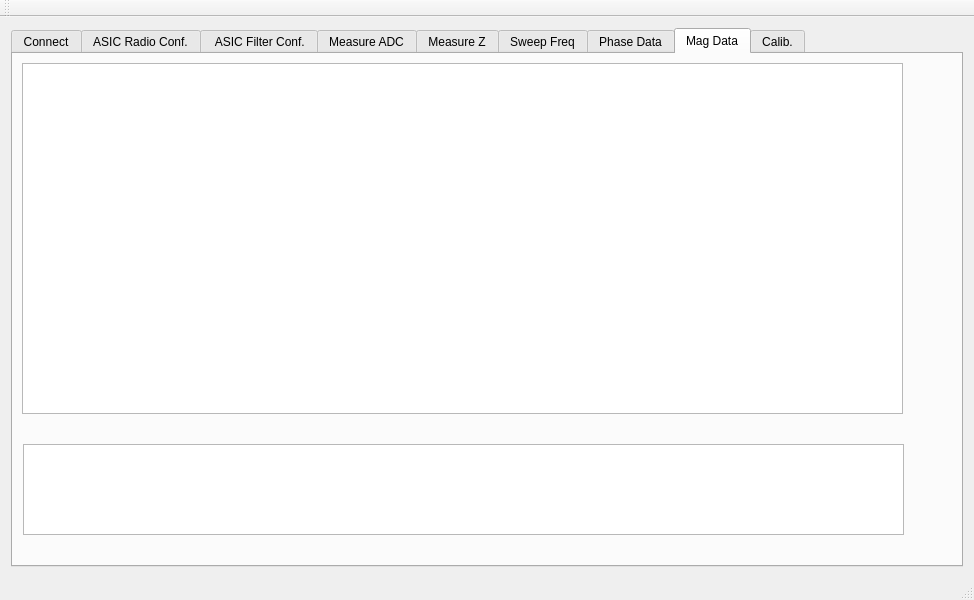
This is BioDriver/bio2016/mainwindow.ui in saul-rodriguez/Qt as Qt 5 draws it before an edit. The edited form follows.
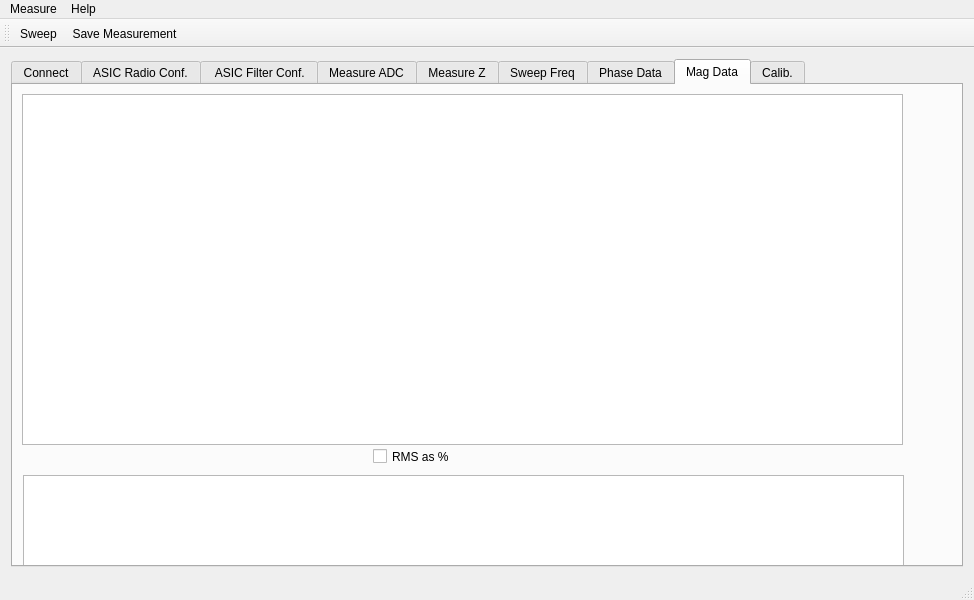
This is the edited form. The open tabs and pages were chosen to show the change. Icons and pictures are not drawn. Custom widgets are drawn as their Qt base class.

Commit message: measurement data saved

```diff
--- a/BioDriver/bio2016/mainwindow.ui
+++ b/BioDriver/bio2016/mainwindow.ui
@@ -1190,6 +1190,19 @@
          </rect>
         </property>
        </widget>
+       <widget class="QCheckBox" name="checkBoxRMSasPercentage">
+        <property name="geometry">
+         <rect>
+          <x>360</x>
+          <y>360</y>
+          <width>92</width>
+          <height>23</height>
+         </rect>
+        </property>
+        <property name="text">
+         <string>RMS as %</string>
+        </property>
+       </widget>
       </widget>
       <widget class="QWidget" name="tab_9">
        <attribute name="title">
@@ -1294,6 +1307,21 @@
      <height>22</height>
     </rect>
    </property>
+   <widget class="QMenu" name="menuMeasure">
+    <property name="title">
+     <string>Measure</string>
+    </property>
+    <addaction name="actionSweep"/>
+    <addaction name="actionSave_Measurement"/>
+   </widget>
+   <widget class="QMenu" name="menuHelp">
+    <property name="title">
+     <string>Help</string>
+    </property>
+    <addaction name="actionAbout"/>
+   </widget>
+   <addaction name="menuMeasure"/>
+   <addaction name="menuHelp"/>
   </widget>
   <widget class="QToolBar" name="mainToolBar">
    <attribute name="toolBarArea">
@@ -1302,8 +1330,35 @@
    <attribute name="toolBarBreak">
     <bool>false</bool>
    </attribute>
+   <addaction name="actionSweep"/>
+   <addaction name="actionSave_Measurement"/>
   </widget>
   <widget class="QStatusBar" name="statusBar"/>
+  <action name="actionSweep">
+   <property name="icon">
+    <iconset>
+     <normalon>:/images/Button-Play-icon.png</normalon>
+    </iconset>
+   </property>
+   <property name="text">
+    <string>Sweep</string>
+   </property>
+  </action>
+  <action name="actionSave_Measurement">
+   <property name="icon">
+    <iconset>
+     <normaloff>images/Save-icon.png</normaloff>
+     <normalon>:/images/Save-icon.png</normalon>images/Save-icon.png</iconset>
+   </property>
+   <property name="text">
+    <string>Save Measurement</string>
+   </property>
+  </action>
+  <action name="actionAbout">
+   <property name="text">
+    <string>About</string>
+   </property>
+  </action>
  </widget>
  <layoutdefault spacing="6" margin="11"/>
  <customwidgets>
```
Left out of the diff: 8 changed lines with no effect on the pictures. The commit also changes 23 other files.
